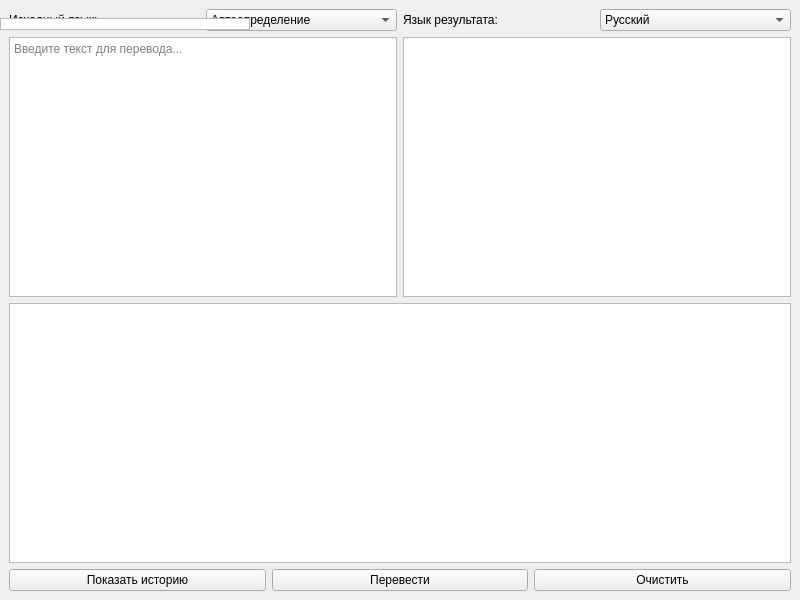
Old version of the form src/gui/mainwindow.ui in the repository umnoy/aip_project_translator.
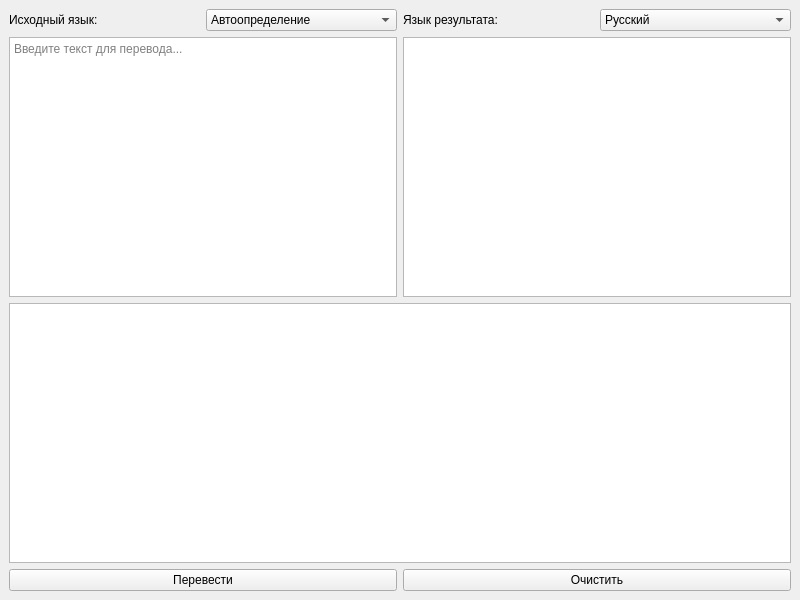
New version of the form.

Commit message: Only UI compiler added

```diff
--- a/src/gui/mainwindow.ui
+++ b/src/gui/mainwindow.ui
@@ -89,13 +89,6 @@
     </item>
     <item>
      <layout class="QHBoxLayout" name="buttonLayout">
-      <item>
-       <widget class="QPushButton" name="toggleHistoryButton">
-        <property name="text">
-         <string>Показать историю</string>
-        </property>
-       </widget>
-      </item>
       <item>
        <widget class="QPushButton" name="translateButton">
         <property name="text">
@@ -113,40 +106,6 @@
      </layout>
     </item>
    </layout>
-   <widget class="QWidget" name="historyPanel">
-    <property name="geometry">
-     <rect>
-      <x>0</x>
-      <y>0</y>
-      <width>250</width>
-      <height>30</height>
-     </rect>
-    </property>
-    <property name="minimumSize">
-     <size>
-      <width>250</width>
-      <height>0</height>
-     </size>
-    </property>
-    <property name="maximumSize">
-     <size>
-      <width>250</width>
-      <height>16777215</height>
-     </size>
-    </property>
-    <layout class="QVBoxLayout" name="historyPanelLayout">
-     <item>
-      <widget class="QLabel" name="historyLabel">
-       <property name="text">
-        <string/>
-       </property>
-      </widget>
-     </item>
-     <item>
-      <widget class="QListWidget" name="historyList"/>
-     </item>
-    </layout>
-   </widget>
   </widget>
  </widget>
  <resources/>
```
The commit also changes 7 other files.
